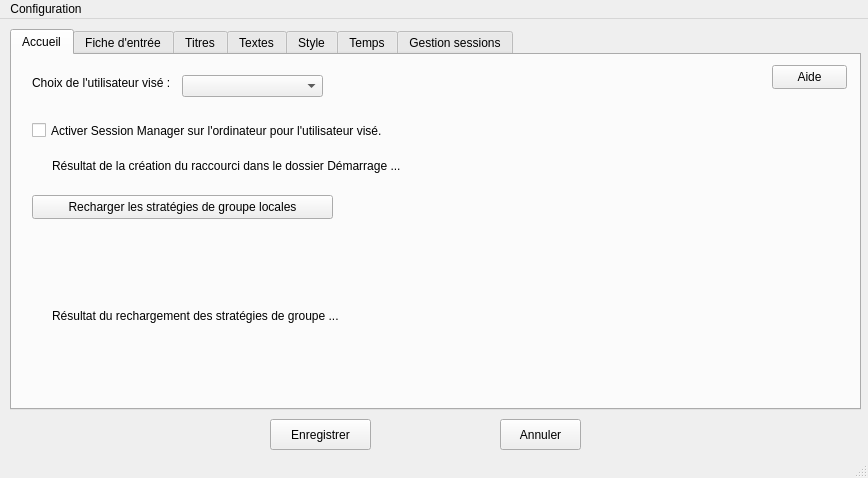
Before: the Qt Designer form configuration.ui in impli-osx/session_manager, drawn with Qt 5.
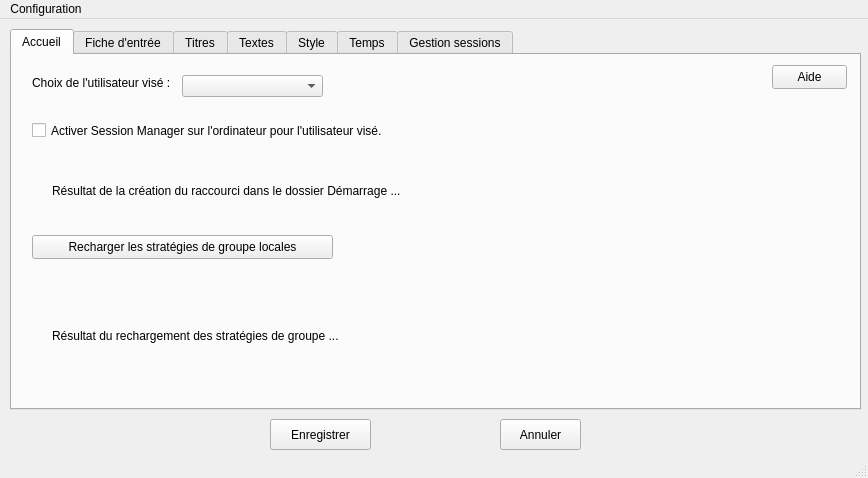
After: the same form once the commit is applied.

```diff
--- a/configuration.ui
+++ b/configuration.ui
@@ -62,7 +62,7 @@
         <x>40</x>
         <y>100</y>
         <width>791</width>
-        <height>21</height>
+        <height>71</height>
        </rect>
       </property>
       <property name="text">
@@ -96,7 +96,7 @@
       <property name="geometry">
        <rect>
         <x>20</x>
-        <y>140</y>
+        <y>180</y>
         <width>301</width>
         <height>24</height>
        </rect>
@@ -109,9 +109,9 @@
       <property name="geometry">
        <rect>
         <x>40</x>
-        <y>180</y>
+        <y>220</y>
         <width>771</width>
-        <height>161</height>
+        <height>121</height>
        </rect>
       </property>
       <property name="text">
```
